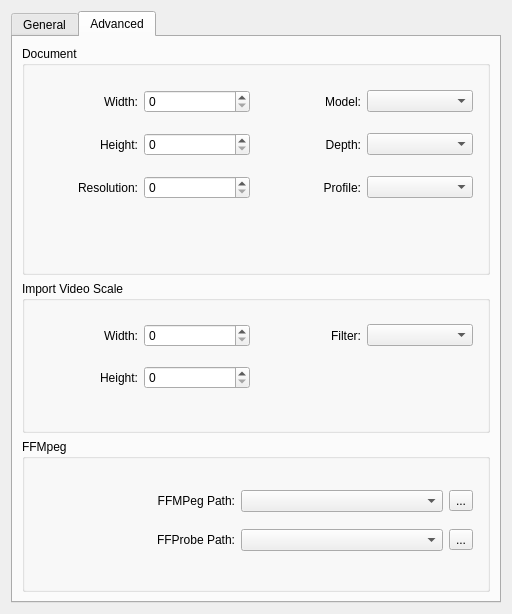
KDE/krita, file libs/ui/animation/VideoImportDialog.ui: the form before one commit.
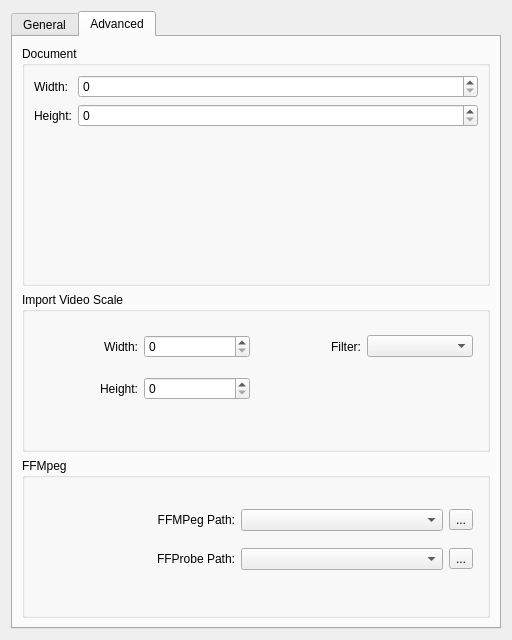
The form after the commit. The open tabs and pages were chosen to show the change.

Commit message: Remove superfluous comboboxes.

Patch:
```diff
--- a/libs/ui/animation/VideoImportDialog.ui
+++ b/libs/ui/animation/VideoImportDialog.ui
@@ -11,7 +11,7 @@
     <x>0</x>
     <y>0</y>
     <width>512</width>
-    <height>614</height>
+    <height>640</height>
    </rect>
   </property>
   <property name="sizePolicy">
@@ -474,48 +474,7 @@
            <property name="title">
             <string>Document</string>
            </property>
-           <widget class="QWidget" name="layoutWidget_5">
-            <property name="geometry">
-             <rect>
-              <x>10</x>
-              <y>30</y>
-              <width>441</width>
-              <height>140</height>
-             </rect>
-            </property>
-            <layout class="QGridLayout" name="gridLayout_5" columnstretch="0,0,0,0">
-             <property name="sizeConstraint">
-              <enum>QLayout::SetMinimumSize</enum>
-             </property>
-             <item row="0" column="3">
-              <widget class="QComboBox" name="cmbDocumentColorModel"/>
-             </item>
-             <item row="1" column="1">
-              <widget class="QSpinBox" name="documentHeightSpinbox"/>
-             </item>
-             <item row="1" column="2">
-              <widget class="QLabel" name="documentColorDepthLabel">
-               <property name="text">
-                <string>Depth:</string>
-               </property>
-               <property name="alignment">
-                <set>Qt::AlignRight|Qt::AlignTrailing|Qt::AlignVCenter</set>
-               </property>
-              </widget>
-             </item>
-             <item row="0" column="1">
-              <widget class="QSpinBox" name="documentWidthSpinbox"/>
-             </item>
-             <item row="0" column="2">
-              <widget class="QLabel" name="documentColorModelLabel">
-               <property name="text">
-                <string>Model:</string>
-               </property>
-               <property name="alignment">
-                <set>Qt::AlignRight|Qt::AlignTrailing|Qt::AlignVCenter</set>
-               </property>
-              </widget>
-             </item>
+           <layout class="QFormLayout" name="formLayout">
              <item row="0" column="0">
               <widget class="QLabel" name="documentWidthLabel">
                <property name="text">
@@ -526,6 +485,9 @@
                </property>
               </widget>
              </item>
+            <item row="0" column="1">
+             <widget class="QSpinBox" name="documentWidthSpinbox"/>
+            </item>
              <item row="1" column="0">
               <widget class="QLabel" name="documentHeightLabel">
                <property name="text">
@@ -536,37 +498,10 @@
                </property>
               </widget>
              </item>
-             <item row="2" column="0">
-              <widget class="QLabel" name="documentResolutionLabel">
-               <property name="text">
-                <string>Resolution:</string>
-               </property>
-               <property name="alignment">
-                <set>Qt::AlignRight|Qt::AlignTrailing|Qt::AlignVCenter</set>
-               </property>
-              </widget>
-             </item>
-             <item row="1" column="3">
-              <widget class="QComboBox" name="cmbDocumentColorDepth"/>
-             </item>
-             <item row="2" column="2">
-              <widget class="QLabel" name="documentColorProfileLabel">
-               <property name="text">
-                <string>Profile:</string>
-               </property>
-               <property name="alignment">
-                <set>Qt::AlignRight|Qt::AlignTrailing|Qt::AlignVCenter</set>
-               </property>
-              </widget>
-             </item>
-             <item row="2" column="3">
-              <widget class="QComboBox" name="cmbDocumentColorProfile"/>
-             </item>
-             <item row="2" column="1">
-              <widget class="QSpinBox" name="documentResolutionSpinbox"/>
-             </item>
-            </layout>
-           </widget>
+            <item row="1" column="1">
+             <widget class="QSpinBox" name="documentHeightSpinbox"/>
+            </item>
+           </layout>
           </widget>
          </item>
          <item>
```
Left out of the diff: 2 changed lines with no effect on the pictures. Lines whose indentation alone changed are shown as unchanged. The commit also changes 1 other file.
